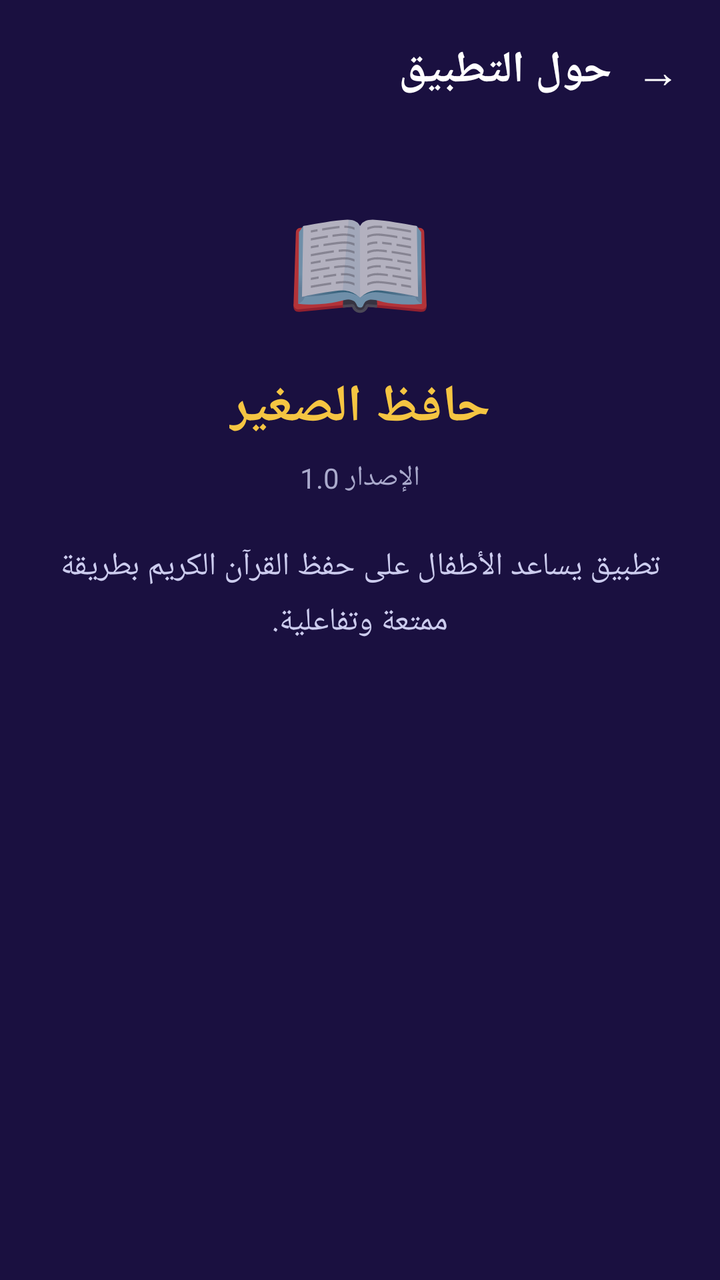
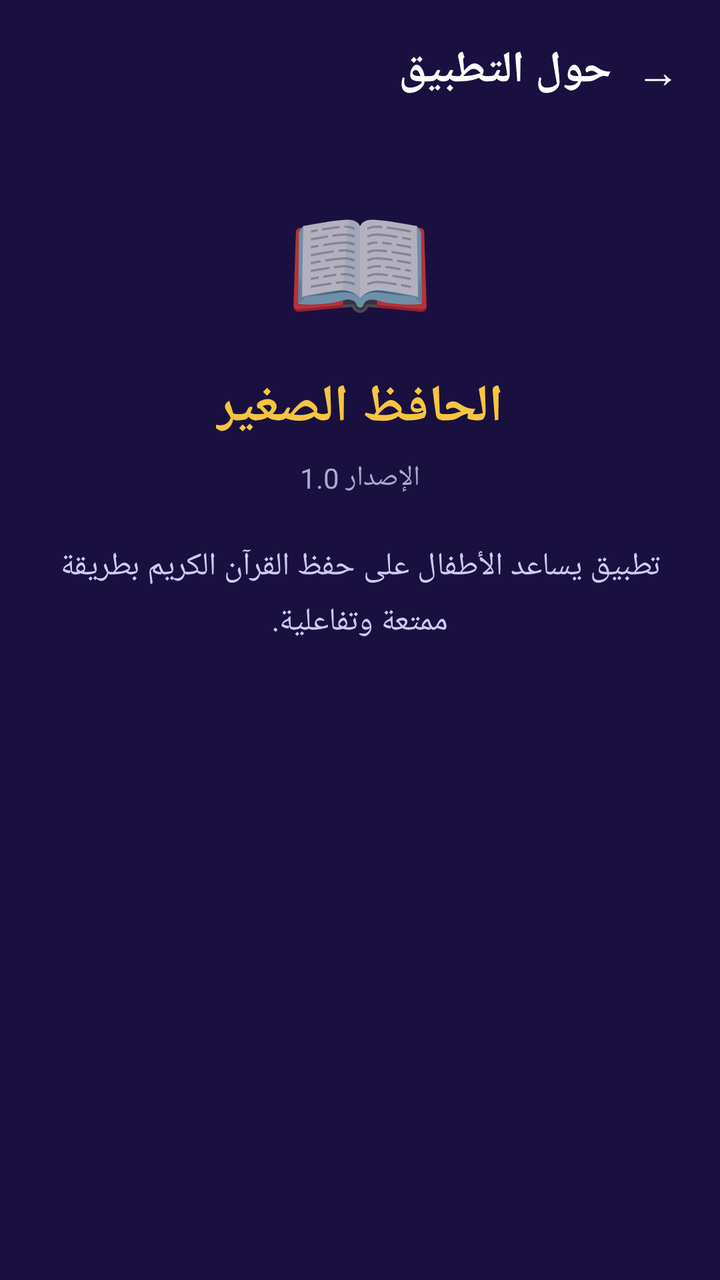

The first picture is an Android layout as it rendered before a commit; the second is the same layout after the commit. The layout source and the unified diff follow.
<!-- AndroidManifest.xml: application theme Theme.HifzApp -->
<!-- res/layout/activity_about.xml -->
<?xml version="1.0" encoding="utf-8"?>
<LinearLayout xmlns:android="http://schemas.android.com/apk/res/android"
    android:layout_width="match_parent"
    android:layout_height="match_parent"
    android:orientation="vertical"
    android:background="#1A1040"
    android:padding="20dp"
    android:gravity="center_horizontal">

    <LinearLayout
        android:layout_width="match_parent"
        android:layout_height="wrap_content"
        android:orientation="horizontal"
        android:gravity="center_vertical"
        android:layout_marginBottom="40dp">

        <TextView
            android:id="@+id/tvAboutBack"
            android:layout_width="wrap_content"
            android:layout_height="wrap_content"
            android:text="→"
            android:textSize="22sp"
            android:textColor="#FFFFFF"
            android:paddingEnd="12dp"/>

        <TextView
            android:layout_width="wrap_content"
            android:layout_height="wrap_content"
            android:text="حول التطبيق"
            android:textSize="22sp"
            android:textColor="#FFFFFF"
            android:textStyle="bold"/>
    </LinearLayout>

    <TextView
        android:layout_width="wrap_content"
        android:layout_height="wrap_content"
        android:text="📖"
        android:textSize="60sp"
        android:layout_marginBottom="16dp"/>

    <TextView
        android:layout_width="wrap_content"
        android:layout_height="wrap_content"
        android:text="حافظ الصغير"
        android:textSize="26sp"
        android:textColor="#F5C542"
        android:textStyle="bold"
        android:layout_marginBottom="8dp"/>

    <TextView
        android:layout_width="wrap_content"
        android:layout_height="wrap_content"
        android:text="الإصدار 1.0"
        android:textSize="14sp"
        android:textColor="#AAAACC"
        android:layout_marginBottom="24dp"/>

    <TextView
        android:layout_width="match_parent"
        android:layout_height="wrap_content"
        android:text="تطبيق يساعد الأطفال على حفظ القرآن الكريم بطريقة ممتعة وتفاعلية."
        android:textSize="16sp"
        android:textColor="#CCCCEE"
        android:gravity="center"
        android:lineSpacingExtra="6dp"/>

</LinearLayout>
<!-- resources referenced by this layout -->
<resources>
  <style name="Theme.HifzApp" parent="Theme.MaterialComponents.NoActionBar">
          <item name="colorPrimary">@color/yellow_main</item>
          <item name="colorPrimaryDark">@color/bg_dark</item>
          <item name="colorAccent">@color/purple_main</item>
          <item name="android:windowBackground">@color/bg_dark</item>
          <item name="android:statusBarColor">@color/bg_dark</item>
          <item name="android:navigationBarColor">@color/nav_bar_bg</item>
          <item name="android:layoutDirection">rtl</item>
          <item name="android:supportsRtl">true</item>
      </style>
  <color name="yellow_main">#C8960A</color>
  <color name="bg_dark">#F5F0FF</color>
  <color name="purple_main">#9B6FE8</color>
  <color name="nav_bar_bg">#EDE5FF</color>
</resources>

<!-- the commit's change to res/layout/activity_about.xml (unified diff, before → after) -->
@@ -42,7 +42,7 @@
     <TextView
         android:layout_width="wrap_content"
         android:layout_height="wrap_content"
-        android:text="حافظ الصغير"
+        android:text="الحافظ الصغير"
         android:textSize="26sp"
         android:textColor="#F5C542"
         android:textStyle="bold"
